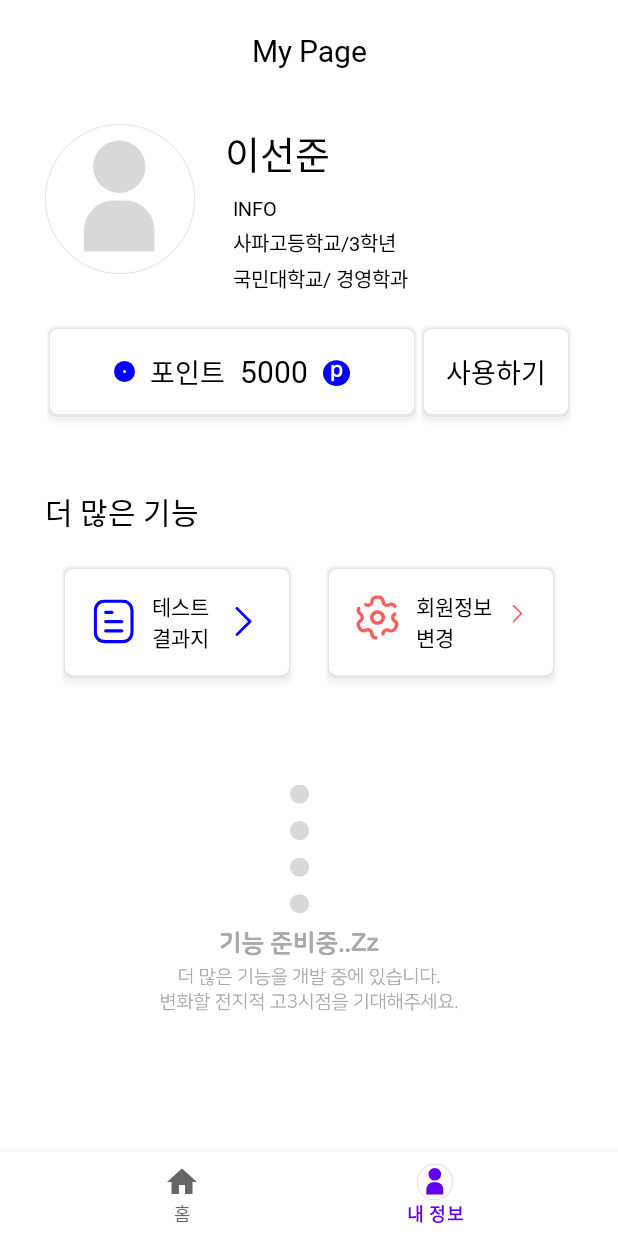
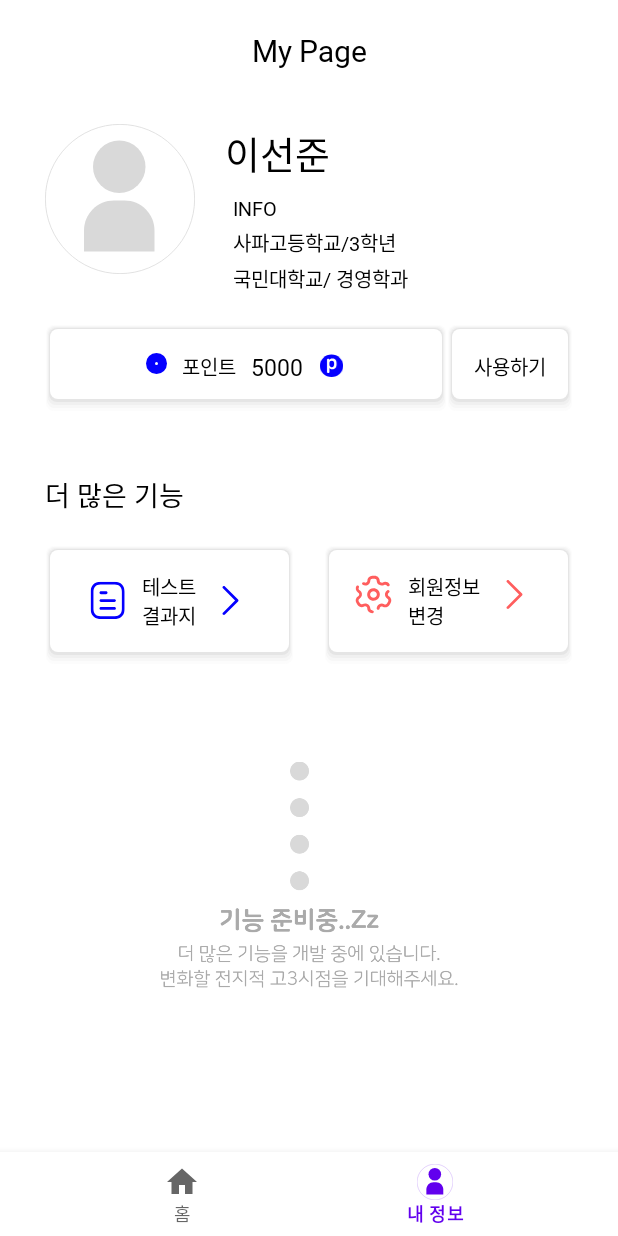
Before and after one commit to 2024ALPHA-FRONT-Kt/Android-Front, an Android app: the MyPageFragment screen opened through its navigation route, on a phone screen of 412 x 824 dp. Run offline under Robolectric (Android 15) with nearby library versions, the phone set to English and light mode, and no system bars; our stand-ins replace navigation-ui.

Commit message:
[FIX] font size

```diff
--- a/ALPHA/app/src/main/res/layout/fragment_mypage.xml
+++ b/ALPHA/app/src/main/res/layout/fragment_mypage.xml
@@ -94,7 +94,7 @@
                 <LinearLayout
                     android:id="@+id/pointbox"
                     android:layout_width="0dp"
-                    android:layout_height="wrap_content"
+                    android:layout_height="60dp"
                     app:layout_constraintTop_toTopOf="parent"
                     app:layout_constraintStart_toStartOf="parent"
                     app:layout_constraintEnd_toStartOf="@id/usebtn"
@@ -108,7 +108,7 @@
                         android:layout_width="wrap_content"
                         android:layout_height="wrap_content"
                         android:fontFamily="@font/nanumsquareroundextrabold"
-                        android:textSize="18sp"
+                        android:textSize="13sp"
                         android:textColor="@color/black"
                         android:layout_marginStart="10dp"
                         android:layout_marginEnd="10dp"
@@ -117,7 +117,7 @@
                         android:layout_width="wrap_content"
                         android:layout_height="wrap_content"
                         android:fontFamily="@font/nanumsquareroundbold"
-                        android:textSize="20sp"
+                        android:textSize="15sp"
                         android:textColor="@color/black"
                         android:layout_marginEnd="10dp"
                         android:text="5000"/>
@@ -129,12 +129,12 @@
                 <TextView
                     android:id="@+id/usebtn"
                     android:layout_width="0dp"
-                    android:layout_height="wrap_content"
+                    android:layout_height="60dp"
                     app:layout_constraintEnd_toEndOf="parent"
                     app:layout_constraintTop_toTopOf="parent"
                     android:background="@drawable/edittext_shadow"
                     android:fontFamily="@font/nanumsquareroundextrabold"
-                    android:textSize="18sp"
+                    android:textSize="13sp"
                     android:textColor="@color/black"
                     android:text="사용하기"/>
             </androidx.constraintlayout.widget.ConstraintLayout>
@@ -147,7 +147,7 @@
                 app:layout_constraintStart_toStartOf="parent"
                 android:layout_marginTop="40dp"
                 android:fontFamily="@font/nanumsquareroundextrabold"
-                android:textSize="20sp"
+                android:textSize="18sp"
                 android:textColor="@color/black"
                 android:text="더 많은 기능"/>
 
@@ -163,15 +163,14 @@
                     android:layout_width="0dp"
                     android:layout_height="wrap_content"
                     android:layout_marginEnd="10dp"
-                    android:layout_marginStart="10dp"
                     app:layout_constraintStart_toStartOf="parent"
                     app:layout_constraintEnd_toStartOf="@id/setting"
                     app:layout_constraintTop_toTopOf="parent"
                     android:background="@drawable/edittext_shadow"
                     android:gravity="center">
                     <ImageView
-                        android:layout_width="wrap_content"
-                        android:layout_height="wrap_content"
+                        android:layout_width="30dp"
+                        android:layout_height="30dp"
                         android:src="@drawable/ic_note"/>
                     <TextView
                         android:layout_width="wrap_content"
@@ -179,7 +178,7 @@
                         android:layout_marginStart="8dp"
                         android:layout_marginEnd="8dp"
                         android:fontFamily="@font/nanumsquareroundbold"
-                        android:textSize="14sp"
+                        android:textSize="13sp"
                         android:textColor="@color/black"
                         android:text="테스트\n결과지"/>
                     <ImageView
@@ -192,14 +191,14 @@
                     android:layout_width="0dp"
                     android:layout_height="wrap_content"
                     android:layout_marginStart="10dp"
-                    android:layout_marginEnd="10dp"
+
                     app:layout_constraintEnd_toEndOf="parent"
                     app:layout_constraintTop_toTopOf="parent"
                     app:layout_constraintStart_toEndOf="@id/test_result"
                     android:background="@drawable/edittext_shadow">
                     <ImageView
-                        android:layout_width="wrap_content"
-                        android:layout_height="wrap_content"
+                        android:layout_width="30dp"
+                        android:layout_height="30dp"
                         android:src="@drawable/ic_setting"/>
                     <TextView
                         android:layout_width="wrap_content"
@@ -207,7 +206,7 @@
                         android:layout_marginStart="8dp"
                         android:layout_marginEnd="8dp"
                         android:fontFamily="@font/nanumsquareroundbold"
-                        android:textSize="14sp"
+                        android:textSize="13sp"
                         android:textColor="@color/black"
                         android:text="회원정보\n변경"/>
                     <ImageView
```
